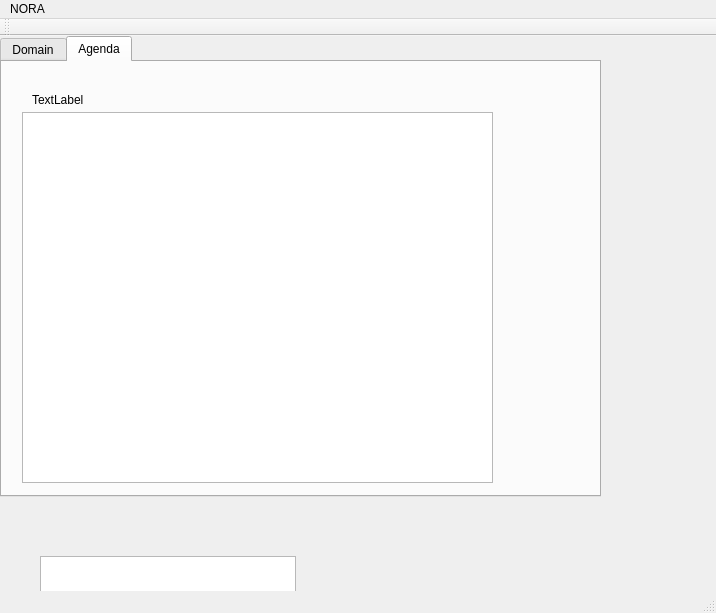
Before: the Qt Designer form mainwindow.ui in olafurjohannsson/NORA, drawn with Qt 5.
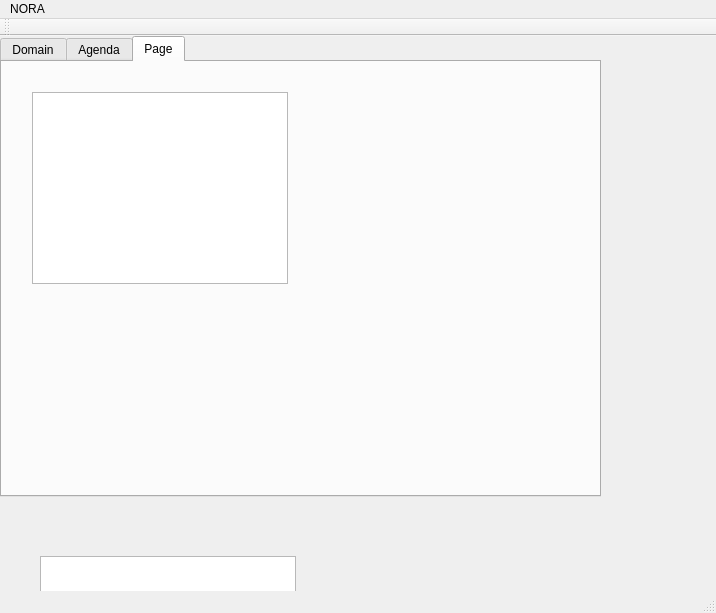
After: the same form once the commit is applied.

Diff of the .ui file:
```diff
--- a/mainwindow.ui
+++ b/mainwindow.ui
@@ -24,7 +24,7 @@
      </rect>
     </property>
     <property name="currentIndex">
-     <number>1</number>
+     <number>2</number>
     </property>
     <widget class="QWidget" name="tab">
      <attribute name="title">
@@ -108,6 +108,21 @@
       </property>
      </widget>
     </widget>
+    <widget class="QWidget" name="tab_3">
+     <attribute name="title">
+      <string>Page</string>
+     </attribute>
+     <widget class="QListView" name="lvItems">
+      <property name="geometry">
+       <rect>
+        <x>30</x>
+        <y>30</y>
+        <width>256</width>
+        <height>192</height>
+       </rect>
+      </property>
+     </widget>
+    </widget>
    </widget>
    <widget class="QTextBrowser" name="textBrowser">
     <property name="geometry">
```
